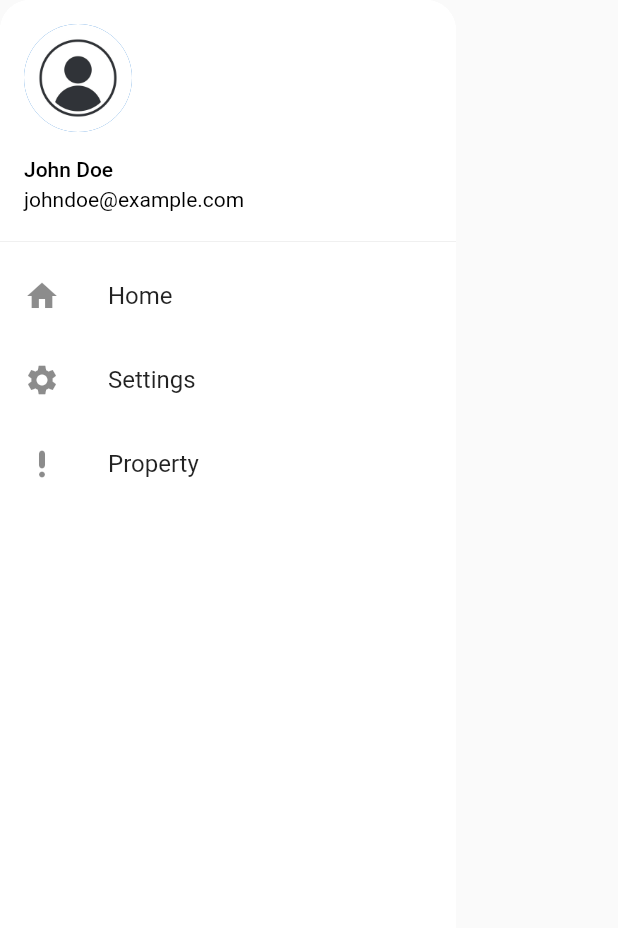
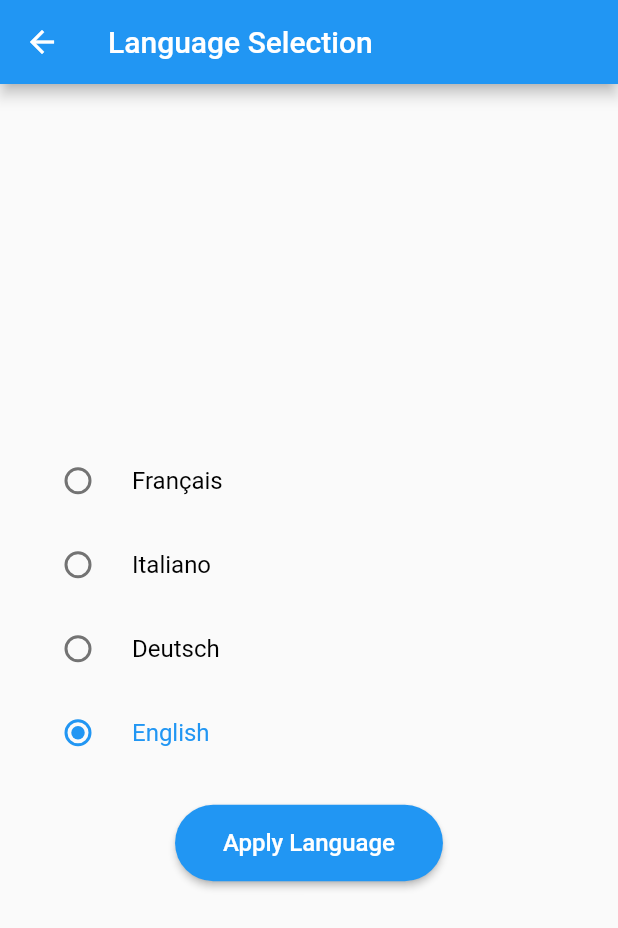
Before and after one commit to usfbelhadj/CleanCh, a Flutter app: the MyDrawer widget shown alone on an empty page, opened directly, after a tap on "Settings", on a phone screen of 412 x 824 dp. Shown: the top 928 px of the screen. Run offline on Flutter 3.47's test engine with Material 2 defaults, Android fonts, the phone set to English and light mode, and no system bars; our stand-ins replace bottom_navy_bar, connectivity_plus, flutter_map, geolocator, latlong2.

Commit message:
language

```diff
--- a/cleanch/lib/widgets/drawer_widget.dart
+++ b/cleanch/lib/widgets/drawer_widget.dart
@@ -1,7 +1,8 @@
+import 'package:cleanch/widgets/languageSelect.dart';
 import 'package:flutter/material.dart';
 
 class MyDrawer extends StatelessWidget {
-  const MyDrawer({super.key});
+  const MyDrawer({Key? key});
 
   @override
   Widget build(BuildContext context) {
@@ -24,8 +25,11 @@ class MyDrawer extends StatelessWidget {
               'johndoe@example.com',
               style: TextStyle(color: Colors.black),
             ),
-            currentAccountPicture: CircleAvatar(
-              foregroundImage: AssetImage('assets/images/avatar.jpg'),
+            currentAccountPicture: Hero(
+              tag: 'user_account_picture', // for test
+              child: CircleAvatar(
+                foregroundImage: AssetImage('assets/images/avatar.jpg'),
+              ),
             ),
             decoration: BoxDecoration(
               color: Colors.white,
@@ -49,7 +53,14 @@ class MyDrawer extends StatelessWidget {
                 ListTile(
                   leading: Icon(Icons.settings),
                   title: Text('Settings'),
-                  onTap: () {},
+                  onTap: () {
+                    Navigator.push(
+                      context,
+                      MaterialPageRoute(
+                        builder: (context) => LanguageSelectionPage(),
+                      ),
+                    );
+                  },
                 ),
                 ListTile(
                   leading: Icon(Icons.priority_high_rounded),
--- /dev/null
+++ b/cleanch/lib/widgets/languageSelect.dart
@@ -0,0 +1,78 @@
+import 'package:flutter/material.dart';
+
+class LanguageSelectionPage extends StatefulWidget {
+  @override
+  _LanguageSelectionPageState createState() => _LanguageSelectionPageState();
+}
+
+class _LanguageSelectionPageState extends State<LanguageSelectionPage> {
+  String? selectedLanguage = 'English'; // 0
+
+  void _onLanguageSelected(String? language) {
+    setState(() {
+      selectedLanguage = language;
+    });
+  }
+
+  void _applyLanguage() {
+    //logic
+  }
+
+  Widget _buildLanguageButton(String language) {
+    bool isSelected = selectedLanguage == language;
+
+    return RadioListTile<String>(
+      title: Text(
+        language,
+        style: TextStyle(
+          fontSize: 16,
+          color: isSelected ? Colors.blue : Colors.black,
+        ),
+      ),
+      value: language,
+      groupValue: selectedLanguage,
+      onChanged: _onLanguageSelected,
+      selected: isSelected,
+      activeColor: Colors.blue,
+    );
+  }
+
+  @override
+  Widget build(BuildContext context) {
+    return Scaffold(
+      appBar: AppBar(
+        title: Text('Language Selection'),
+      ),
+      body: Center(
+        child: Container(
+          padding: EdgeInsets.all(16.0),
+          child: Center(
+            child: Column(
+              mainAxisSize: MainAxisSize.min,
+              children: <Widget>[
+                _buildLanguageButton('Français'),
+                _buildLanguageButton('Italiano'),
+                _buildLanguageButton('Deutsch'),
+                _buildLanguageButton('English'),
+                SizedBox(height: 20),
+                ElevatedButton(
+                  onPressed: _applyLanguage,
+                  style: ElevatedButton.styleFrom(
+                    padding: EdgeInsets.symmetric(horizontal: 32, vertical: 16),
+                    shape: RoundedRectangleBorder(
+                      borderRadius: BorderRadius.circular(30),
+                    ),
+                  ),
+                  child: Text(
+                    'Apply Language',
+                    style: TextStyle(fontSize: 16),
+                  ),
+                ),
+              ],
+            ),
+          ),
+        ),
+      ),
+    );
+  }
+}
```
Also changed, not shown: cleanch/lib/screens/home/ScreenHomePage.dart (line endings or trailing spaces).
